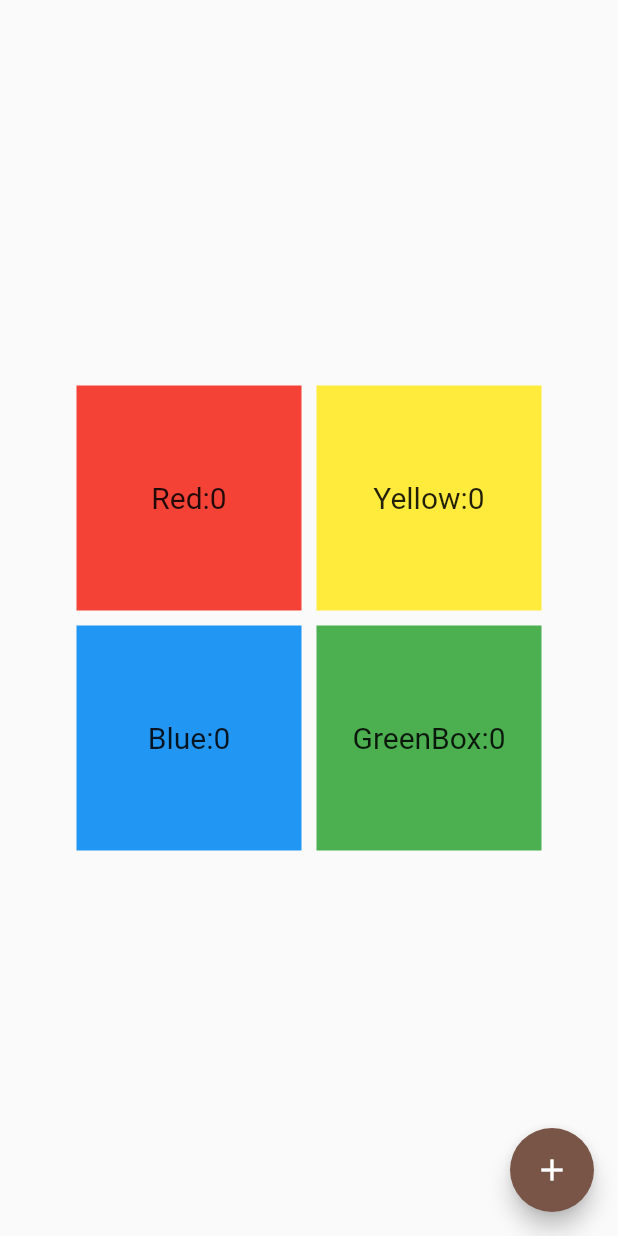
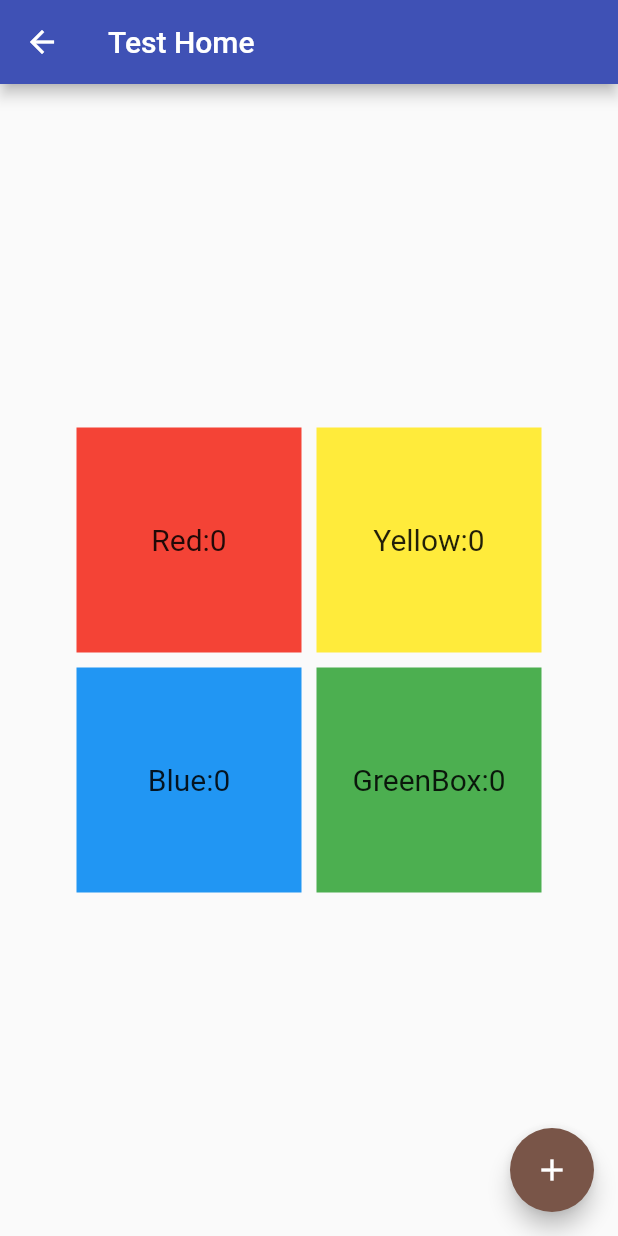
Before and after one commit to inpot/FlutterPractice, a Flutter app: the LoginPage screen opened directly, after a tap on "toTestHome", on a phone screen of 412 x 824 dp. Run offline on Flutter 3.47's test engine with Material 2 defaults, Android fonts, the phone set to English and light mode, and no system bars; our stand-ins replace cached_network_image, connectivity, csslib, dio, share, toast and 1 more; project files that could hold a hidden picture were left out.

Commit message:
update windows

```diff
--- a/lib/vs.dart
+++ b/lib/vs.dart
@@ -20,9 +20,12 @@ class TestHome extends StatelessWidget {
   @override
   Widget build(BuildContext context) {
     final count = CountState();
-    return MultiProvider(
-      providers: [ChangeNotifierProvider.value(value: count)],
-      child: HomePage(),
+    return Scaffold(
+      appBar: AppBar(title:Text("Test Home")),
+          body: MultiProvider(
+        providers: [ChangeNotifierProvider.value(value: count)],
+        child: HomePage(),
+      ),
     );
   }
 }
```
Also changed, not shown: lib/basevm.dart (+9 -2 lines), lib/login.dart (+10 -1 lines).
